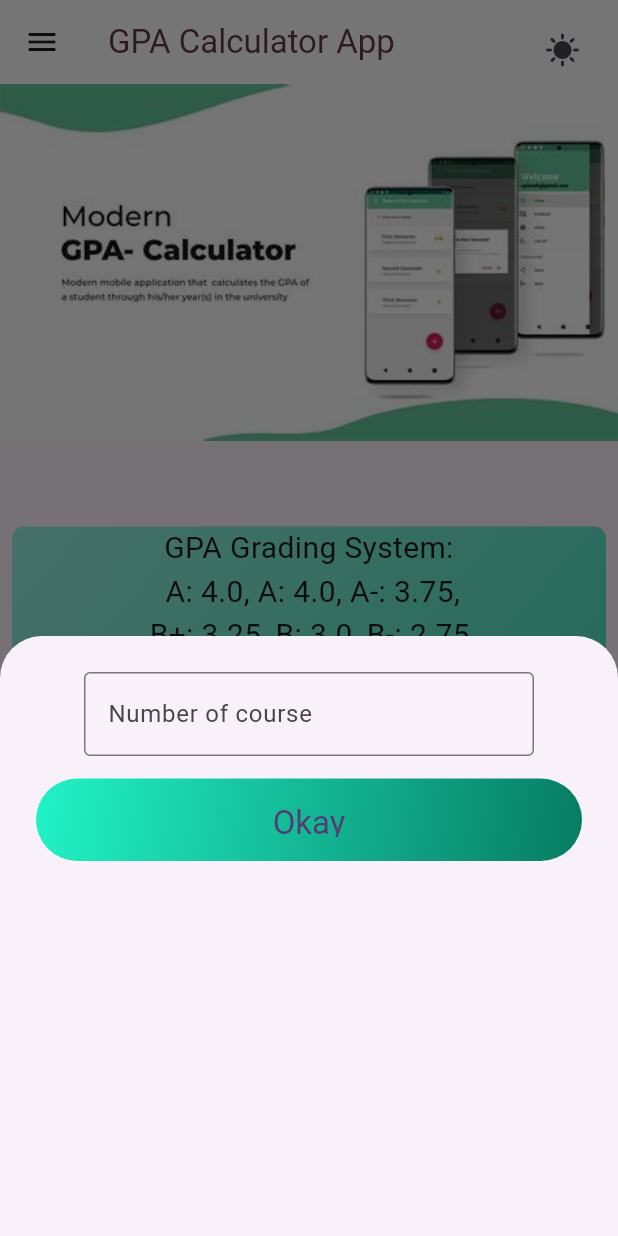
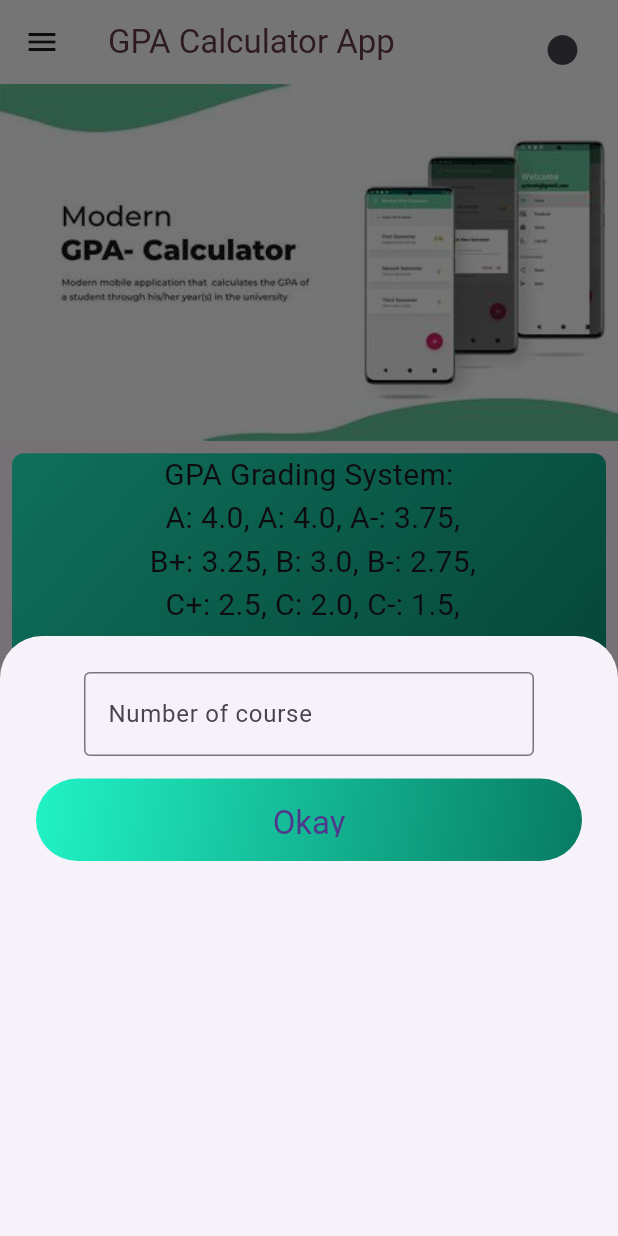
Before and after one commit to Fuadseid/GPA-calculator-project, a Flutter app: the screen it shows after launch, after a tap on "Start", on a phone screen of 412 x 824 dp. Run offline on Flutter 3.47's test engine with Material 3 defaults, Android fonts, the phone set to English and light mode, and no system bars; our stand-ins replace flutter_riverpod, google_fonts.

Commit message:
adding dark mode and light mode theme in our app

```diff
--- a/lib/main.dart
+++ b/lib/main.dart
@@ -1,6 +1,7 @@
 import 'package:flutter/material.dart';
 import 'package:gpa_calculator/screen/home_screen.dart';
 import 'package:google_fonts/google_fonts.dart';
+import 'package:gpa_calculator/widget/drawer.dart';
 
 final colorScheme = ColorScheme.fromSeed(
   brightness: Brightness.dark,
@@ -23,24 +24,49 @@ final theme = ThemeData().copyWith(
     ),
   ),
 );
+
 void main() {
-  runApp(const MyApp());
+  runApp(MyApp());
 }
 
-class MyApp extends StatelessWidget {
-  const MyApp({super.key});
+class MyApp extends StatefulWidget {
+  @override
+  _MyAppState createState() => _MyAppState();
+}
 
-  // This widget is the root of your application.
+class _MyAppState extends State<MyApp> {
+  // Declare _isDarkMode as a member variable
+  bool _isDarkMode = false;
+
+  // Method to toggle dark mode
+  void onDarkMode() {
+    setState(() {
+      _isDarkMode = !_isDarkMode; // Toggle the value
+    });
+  }
+
   @override
   Widget build(BuildContext context) {
     return MaterialApp(
+      theme: ThemeData(
+        brightness: Brightness.light,
+        primaryColor: Colors.blue,
+        textTheme: const TextTheme(),
+      ),
+      darkTheme: ThemeData(
+        brightness: Brightness.dark,
+        primaryColor: const Color.fromARGB(255, 12, 12, 13),
+        textTheme: const TextTheme(),
+      ),
+      themeMode: _isDarkMode ? ThemeMode.dark : ThemeMode.light,
       debugShowCheckedModeBanner: false,
       title: 'Flutter Demo',
-      theme: ThemeData(
-        colorScheme: ColorScheme.fromSeed(seedColor: Colors.deepPurple),
-        useMaterial3: true,
+      home: HomeScreen(
+        gpa: 0,
+        credits: 0,
+        onDarkMode: onDarkMode,
+        isDarkMode: _isDarkMode,
       ),
-      home: const HomeScreen(gpa: 0, credits: 0),
     );
   }
 }
--- a/lib/screen/gpa_form_screen.dart
+++ b/lib/screen/gpa_form_screen.dart
@@ -4,18 +4,30 @@ import 'package:gpa_calculator/screen/home_screen.dart';
 class Grade {
   static double getGradePoint(String letter) {
     switch (letter.toUpperCase()) {
-      case 'A+': return 4.0;
-      case 'A': return 4.0;
-      case 'A-': return 3.75;
-      case 'B+': return 3.5;
-      case 'B': return 3.0;
-      case 'B-': return 2.75;
-      case 'C+': return 2.5;
-      case 'C': return 2.0;
-      case 'C-': return 1.5;
-      case 'D': return 1.0;
-      case 'F': return 0.0;
-      default: throw ArgumentError('Invalid grade: $letter');
+      case 'A+':
+        return 4.0;
+      case 'A':
+        return 4.0;
+      case 'A-':
+        return 3.75;
+      case 'B+':
+        return 3.5;
+      case 'B':
+        return 3.0;
+      case 'B-':
+        return 2.75;
+      case 'C+':
+        return 2.5;
+      case 'C':
+        return 2.0;
+      case 'C-':
+        return 1.5;
+      case 'D':
+        return 1.0;
+      case 'F':
+        return 0.0;
+      default:
+        throw ArgumentError('Invalid grade: $letter');
     }
   }
 }
@@ -156,7 +168,17 @@ class _GpaFormScreen extends State<GpaFormScreen> {
                           child: DropdownButton<String>(
                             value: _selectedGrades[index],
                             items: <String>[
-                              'A+', 'A', 'A-', 'B+', 'B', 'B-', 'C+', 'C', 'C-', 'D', 'F'
+                              'A+',
+                              'A',
+                              'A-',
+                              'B+',
+                              'B',
+                              'B-',
+                              'C+',
+                              'C',
+                              'C-',
+                              'D',
+                              'F'
                             ].map<DropdownMenuItem<String>>((String value) {
                               return DropdownMenuItem<String>(
                                 value: value,
@@ -182,6 +204,15 @@ class _GpaFormScreen extends State<GpaFormScreen> {
       );
     }).toList();
 
+    bool _isDarkMode = false;
+
+    // Method to toggle dark mode
+    void onDarkMode() {
+      setState(() {
+        _isDarkMode = !_isDarkMode; // Toggle the value
+      });
+    }
+
     return Scaffold(
       appBar: AppBar(
         title: const Text("Fill out all the spaces"),
@@ -197,7 +228,8 @@ class _GpaFormScreen extends State<GpaFormScreen> {
                 double? gpa = result['gpa'];
                 double? totalCredits = result['totalCredits'];
                 if (gpa == null) {
-                  showErrorDialog("Please fill in all fields correctly before calculating.");
+                  showErrorDialog(
+                      "Please fill in all fields correctly before calculating.");
                 } else {
                   showDialog(
                     context: context,
@@ -215,9 +247,16 @@ class _GpaFormScreen extends State<GpaFormScreen> {
                               ),
                               TextButton(
                                 onPressed: () {
-                                  Navigator.of(context).push(MaterialPageRoute(
-                                    builder: (context) => HomeScreen(gpa: gpa, credits: totalCredits!)
-                                  ));
+                                  Navigator.of(context).push(
+                                    MaterialPageRoute(
+                                      builder: (context) => HomeScreen(
+                                        gpa: gpa,
+                                        credits: totalCredits!,
+                                        isDarkMode: true,
+                                        onDarkMode: onDarkMode,
+                                      ),
+                                    ),
+                                  );
                                 },
                                 child: const Text("OK"),
                               ),
@@ -232,12 +271,14 @@ class _GpaFormScreen extends State<GpaFormScreen> {
               child: Text(
                 'Calculate',
                 style: Theme.of(context).textTheme.titleLarge!.copyWith(
-                  color: Theme.of(context).colorScheme.onSecondary,
-                ),
+                      color: Theme.of(context).colorScheme.onSecondary,
+                    ),
               ),
               style: ButtonStyle(
-                minimumSize: MaterialStateProperty.all(Size(double.infinity, 50)),
-                backgroundColor: MaterialStateProperty.all(Theme.of(context).colorScheme.secondary),
+                minimumSize:
+                    MaterialStateProperty.all(Size(double.infinity, 50)),
+                backgroundColor: MaterialStateProperty.all(
+                    Theme.of(context).colorScheme.secondary),
               ),
             ),
           ),
--- a/lib/screen/home_screen.dart
+++ b/lib/screen/home_screen.dart
@@ -5,9 +5,16 @@ import 'package:url_launcher/url_launcher.dart';
 import 'dart:math';
 
 class HomeScreen extends StatefulWidget {
-  const HomeScreen({super.key, required this.gpa, required this.credits});
+  HomeScreen(
+      {super.key,
+      required this.gpa,
+      required this.credits,
+      required this.onDarkMode,
+      required this.isDarkMode});
   final double gpa;
   final double credits;
+  void Function() onDarkMode;
+  bool isDarkMode;
 
   @override
   State<HomeScreen> createState() => _HomeScreenState();
@@ -74,6 +81,15 @@ class _HomeScreenState extends State<HomeScreen>
       ));
     }
 
+    List<Color> cont = [
+      const Color.fromARGB(255, 33, 243, 198),
+      const Color.fromARGB(255, 7, 123, 98)
+    ];
+    List<Color> darcolor = [
+      const Color.fromARGB(255, 37, 40, 40),
+      const Color.fromARGB(96, 64, 60, 60)
+    ];
+
     void bottom_up() {
       showModalBottomSheet(
         context: context,
@@ -86,13 +102,11 @@ class _HomeScreenState extends State<HomeScreen>
                 child: Padding(
                   padding: const EdgeInsets.all(16.0),
                   child: Column(
-
                     crossAxisAlignment: CrossAxisAlignment.center,
                     children: [
                       Container(
                         width: 300,
                         alignment: Alignment.center,
-
                         child: TextField(
                           controller: _numberofCourseController,
                           keyboardType: TextInputType.number,
@@ -106,22 +120,19 @@ class _HomeScreenState extends State<HomeScreen>
                       Container(
                         height: 55,
                         width: double.infinity,
-                        padding:const EdgeInsets.all(8),
-                      decoration: const BoxDecoration(
+                        padding: const EdgeInsets.all(8),
+                        decoration: BoxDecoration(
                           gradient: LinearGradient(
                               begin: Alignment.topLeft,
                               end: Alignment.bottomRight,
-                        colors: [
-                          const Color.fromARGB(255, 33, 243, 198),
-                          const Color.fromARGB(255, 7, 123, 98)
-                        ]),
+                              colors: widget.isDarkMode ? darcolor : cont),
                           borderRadius: BorderRadius.all(Radius.circular(100)),
                         ),
                         child: TextButton(
                           onPressed: () {
-
                             if (_numberofCourseController.text.isEmpty ||
-                                double.tryParse(_numberofCourseController.text) ==
+                                double.tryParse(
+                                        _numberofCourseController.text) ==
                                     null) {
                               showErrorDialog(
                                   "Please fill The Number of The Course.");
@@ -131,7 +142,10 @@ class _HomeScreenState extends State<HomeScreen>
                           },
                           child: Text(
                             'Okay',
-                            style: Theme.of(context).textTheme.titleLarge!.copyWith(
+                            style: Theme.of(context)
+                                .textTheme
+                                .titleLarge!
+                                .copyWith(
                                   color: Theme.of(context)
                                       .colorScheme
                                       .onPrimaryContainer,
@@ -151,6 +165,8 @@ class _HomeScreenState extends State<HomeScreen>
 
     var creditHr = widget.credits;
     var gpa = widget.gpa;
+    var darkech = widget.isDarkMode;
+    final temp = cont;
 
     Widget? hold = Center(
       child: Column(
@@ -161,15 +177,12 @@ class _HomeScreenState extends State<HomeScreen>
             child: SingleChildScrollView(
               child: Container(
                 height: 350,
-                decoration: const BoxDecoration(
+                decoration: BoxDecoration(
                     borderRadius: BorderRadius.all(Radius.circular(8)),
                     gradient: LinearGradient(
                         begin: Alignment.topLeft,
                         end: Alignment.bottomRight,
-                        colors: [
-                          Color.fromARGB(255, 155, 245, 226),
-                          Color.fromARGB(255, 49, 227, 189)
-                        ])),
+                        colors: darkech ? darcolor : cont)),
                 child: Column(
                   children: [
                     const Text(
@@ -358,10 +371,14 @@ class _HomeScreenState extends State<HomeScreen>
 
     return Scaffold(
         appBar: AppBar(
-        backgroundColor: Theme.of(context).colorScheme.onTertiary,
+          backgroundColor: widget.isDarkMode
+              ? const Color.fromARGB(168, 42, 18, 53)
+              : Theme.of(context).colorScheme.onTertiary,
           title: Text(
             "GPA Calculator App",
-          style: Theme.of(context).textTheme.titleLarge!.copyWith(
+            style: widget.isDarkMode
+                ? TextStyle(color: Colors.white)
+                : Theme.of(context).textTheme.titleLarge!.copyWith(
                       color: Theme.of(context).colorScheme.onTertiaryContainer,
                     ),
           ),
@@ -369,14 +386,17 @@ class _HomeScreenState extends State<HomeScreen>
             Padding(
               padding: const EdgeInsets.all(13),
               child: IconButton(
-              onPressed: () {},
-              icon: const Icon(Icons.sunny),
+                onPressed: widget.onDarkMode, // Call the toggle method
+                icon: widget.isDarkMode
+                    ? const Icon(Icons.brightness_2)
+                    : const Icon(Icons.brightness_1),
               ),
             ),
           ],
         ),
-      drawer: Drawers(),
-      body: Container(
+        drawer: Drawers(), // Ensure you have a Drawers widget defined
+        body: SingleChildScrollView(
+          child: Container(
             child: Column(
               mainAxisAlignment: MainAxisAlignment.spaceBetween,
               children: [
@@ -398,8 +418,8 @@ class _HomeScreenState extends State<HomeScreen>
                     child: TextButton(
                       onPressed: bottom_up,
                       style: ButtonStyle(
-                    minimumSize:
-                        MaterialStateProperty.all(Size(double.infinity, 50)),
+                        minimumSize: MaterialStateProperty.all(
+                            Size(double.infinity, 50)),
                       ),
                       child: Text(
                         'Start',
@@ -413,6 +433,7 @@ class _HomeScreenState extends State<HomeScreen>
               ],
             ),
           ),
+        ) // Ensure you have a HomeScreen widget defined
         );
   }
 }
```
Also changed, not shown: 1 other file. Lines whose indentation alone changed are shown as unchanged.
